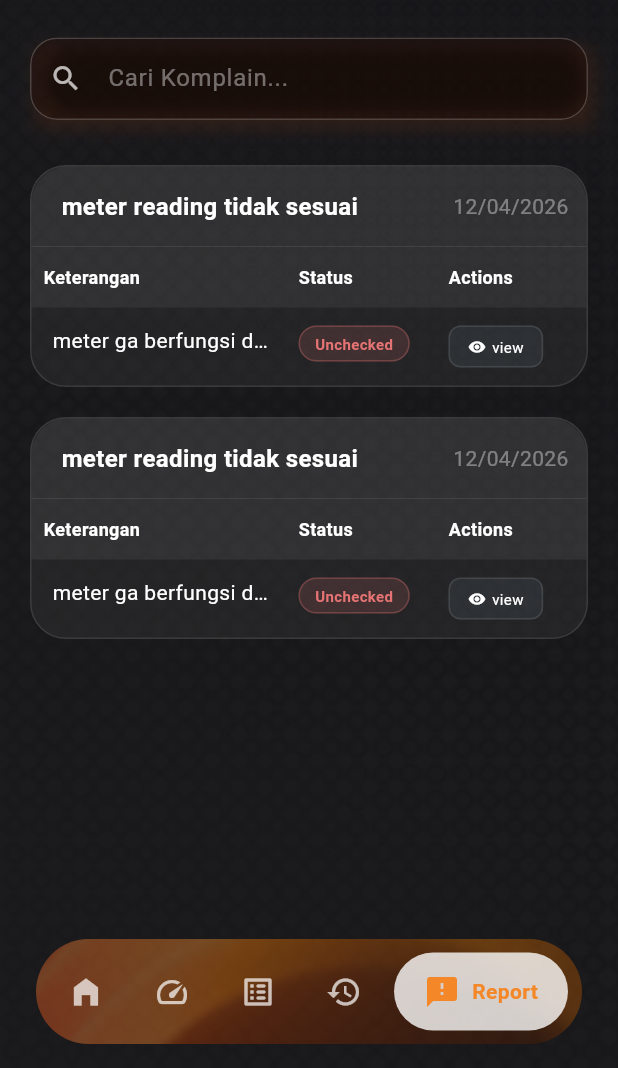
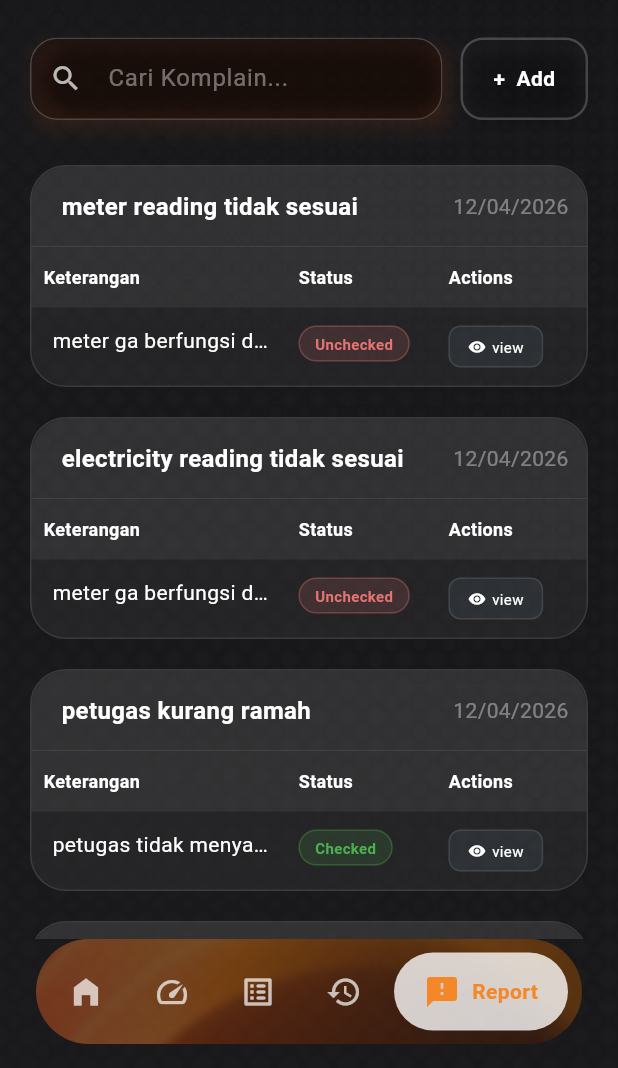
Before and after one commit to najlanafisah/braga8-app-components, a Flutter app: the screen it shows after launch, item 5 of the bottom bar chosen, on a phone screen of 412 x 824 dp, the part 168-1236 px from its top. Run offline on Flutter 3.47's test engine with Material 3 defaults, Android fonts, the light colour scheme and no system bars; project files that could hold a hidden picture were left out.

Commit message:
compliant screen finished

```diff
--- a/lib/main.dart
+++ b/lib/main.dart
@@ -11,7 +11,25 @@ class Braga8App extends StatelessWidget {
   @override
   Widget build(BuildContext context) {
     return MaterialApp(
-      title: 'Braga 8 Admin',
+      title: 'Braga8 Utility',
+      theme: ThemeData(
+        useMaterial3: true,
+        colorScheme: ColorScheme.fromSeed(
+          seedColor: Color(0xFF523631),
+          brightness: Brightness.dark,
+          primary: Color(0xFF523631),
+        ),
+        scaffoldBackgroundColor: Color(0xFF141315),
+        splashColor: Color(0xFF786161).withValues(alpha: .1),
+        highlightColor: Color(0xFF786161).withValues(alpha: .05),
+        textSelectionTheme: TextSelectionThemeData(
+          selectionColor: Color(0xFF523631).withValues(alpha: .4),
+          cursorColor: Color(0xFF523631),
+          selectionHandleColor: Color(0xFF523631),
+        ),
+
+        textTheme: TextTheme(bodyMedium: TextStyle(color: Colors.white)),
+      ),
       debugShowCheckedModeBanner: false,
       home: DashboardScreen(),
     );
--- a/lib/views/dashboard/dashboard_screen.dart
+++ b/lib/views/dashboard/dashboard_screen.dart
@@ -25,30 +25,23 @@ class _DashboardScreenState extends State<DashboardScreen> {
 
   @override
   Widget build(BuildContext context) {
-    // List halaman dipisah di sini agar build method tetap bersih
     final List<Widget> pages = [
       DashboardBody(onMenuTap: _onItemTapped),
       MeterInputScreen(),
       DaftarUnitScreen(),
       HistoryScreen(),
-      ComplainsScreen()
+      ComplainsScreen(),
     ];
 
     return Scaffold(
+      extendBody: true,
+      backgroundColor: Color(0xFF141315),
       body: MainLayout(
-        child: SafeArea(
-          child: Column(
-            children: [
-              Expanded(
-                child: IndexedStack(index: _selectedIndex, children: pages),
-              ),
-              BottomNavbarCustom(
-                currentIndex: _selectedIndex,
-                onTap: _onItemTapped,
-              ),
-            ],
-          ),
-        ),
+        child: IndexedStack(index: _selectedIndex, children: pages),
+      ),
+      bottomNavigationBar: BottomNavbarCustom(
+        currentIndex: _selectedIndex,
+        onTap: _onItemTapped,
       ),
     );
   }
--- a/lib/views/history/history_screen.dart
+++ b/lib/views/history/history_screen.dart
@@ -155,7 +155,10 @@ class _HistoryScreenState extends State<HistoryScreen> {
                       );
                     },
                     rowBuilder: (item) => [
-                      Text(item['no'], style: TextStyle(color: Colors.white)),
+                      Padding(
+                        padding: EdgeInsets.only(left: 6),
+                        child: Text(item['no'], style: TextStyle(color: Colors.white)),
+                      ),
                       Expanded(
                         child: Text(
                           item['name'],
--- a/lib/views/list-komplain/complains_screen.dart
+++ b/lib/views/list-komplain/complains_screen.dart
@@ -1,5 +1,7 @@
+import 'package:braga8_app_components/views/edit-laporan/edit_laporan_screen.dart';
 import 'package:braga8_app_components/widgets/action_button.dart';
 import 'package:braga8_app_components/widgets/custom_search_bar.dart';
+import 'package:braga8_app_components/widgets/glassy_btn.dart';
 import 'package:braga8_app_components/widgets/main_layouts.dart';
 import 'package:braga8_app_components/widgets/page_header.dart';
 import 'package:braga8_app_components/widgets/status_badge.dart';
@@ -23,9 +25,32 @@ class _ComplainsScreenState extends State<ComplainsScreen> {
           "isCheck": false,
         },
         {
-          "judul": "meter reading tidak sesuai",
+          "judul": "electricity reading tidak sesuai",
           "keterangan": "meter ga berfungsi dengan baiq",
           "isCheck": false,
+        },
+        {
+          "judul": "petugas kurang ramah",
+          "keterangan": "petugas tidak menyapa tenant saat lewat",
+          "isCheck": true,
+        },
+        {
+          "judul": "koneksi jelek",
+          "keterangan":
+              "koneksi internet ga sampek ke tempat saya, jadi jelek fotonya",
+          "isCheck": false,
+        },
+        {
+          "judul": "lubang di atap",
+          "keterangan":
+              "atap saya jebol gara2 hujan 2 bulan lalu tapi gaada yang respon",
+          "isCheck": true,
+        },
+        {
+          "judul": "kamar mandi bocor",
+          "keterangan":
+              "kamar mandi saya airnya sering bocor, gaada yang mau benerin kah??",
+          "isCheck": true,
         },
       ],
     },
@@ -56,7 +81,7 @@ class _ComplainsScreenState extends State<ComplainsScreen> {
           final judul = h['judul'].toString().toLowerCase();
           final search = query.toLowerCase();
 
-          return keterangan.contains(search);
+          return keterangan.contains(search) || judul.contains(search);
         }).toList();
       }
     });
@@ -84,11 +109,29 @@ class _ComplainsScreenState extends State<ComplainsScreen> {
                   subtitle: "Braga8 Utility Billing Management",
                 ),
                 SizedBox(height: 30),
-                CustomSearchBar(
-                  controller: _searchController,
-                  hintText: "Cari Komplain...",
-                  onChanged: (value) => _filterData(value),
-                  onSearchPressed: () => _filterData(_searchController.text),
+                Row(
+                  children: [
+                    Expanded(
+                      child: CustomSearchBar(
+                        controller: _searchController,
+                        hintText: "Cari Komplain...",
+                        onChanged: (value) => _filterData(value),
+                        onSearchPressed: () =>
+                            _filterData(_searchController.text),
+                      ),
+                    ),
+                    SizedBox(width: 12),
+                    SizedBox(
+                      width: 85,
+                      height: 55,
+                      child: GlassyBtn(
+                        label: "+  Add",
+                        onTap: () {
+                          Navigator.pushNamed(context, '/add-screen');
+                        },
+                      ),
+                    ),
+                  ],
                 ),
                 SizedBox(height: 30),
 
@@ -125,14 +168,19 @@ class _ComplainsScreenState extends State<ComplainsScreen> {
                             style: TextStyle(color: Colors.white),
                           ),
                         ),
-                        StatusBadge(
-                          isChecked: currentItem['isCheck'] ?? false,
-                        ),
+                        StatusBadge(isChecked: currentItem['isCheck'] ?? false),
                         ActionButton(
                           label: "view",
                           icon: Icons.visibility,
                           color: Colors.blueGrey,
                           onPressed: () {
+                            Navigator.push(
+                              context,
+                              MaterialPageRoute(
+                                builder: (context) =>
+                                    EditLaporanScreen(data: item),
+                              ),
+                            );
                           },
                         ),
                       ],
--- a/lib/widgets/bottom_navbar_costom.dart
+++ b/lib/widgets/bottom_navbar_costom.dart
@@ -9,8 +9,7 @@ class BottomNavbarCustom extends StatelessWidget {
 
   @override
   Widget build(BuildContext context) {
-    return SafeArea(
-      child: Padding(
+    return Padding(
       padding: EdgeInsets.fromLTRB(24, 0, 24, 16),
       child: Container(
         height: 70,
@@ -30,7 +29,6 @@ class BottomNavbarCustom extends StatelessWidget {
             _navItem(3, Icons.history, "History"),
             _navItem(4, Icons.feedback, "Report"),
           ],
-          ),
         ),
       ),
     );
--- /dev/null
+++ b/lib/widgets/glassy_btn.dart
@@ -0,0 +1,56 @@
+import 'package:flutter/material.dart';
+
+class GlassyBtn extends StatelessWidget {
+  final String label;
+  final VoidCallback onTap;
+
+  const GlassyBtn({super.key, required this.label, required this.onTap});
+
+  @override
+  Widget build(BuildContext context) {
+    return Container(
+      height: 50,
+      decoration: BoxDecoration(
+        color: Colors.white.withValues(alpha: 0.1),
+        borderRadius: BorderRadius.circular(15),
+        border: Border.all(
+          color: Colors.white.withValues(alpha: 0.2),
+          width: 1.6,
+        ),
+        gradient: LinearGradient(
+          begin: Alignment.topLeft,
+          end: Alignment.bottomRight,
+          colors: [
+            Colors.white.withValues(alpha: 0.15),
+            Colors.white.withValues(alpha: 0.05),
+          ],
+        ),
+        boxShadow: [
+          BoxShadow(
+            color: Colors.black.withValues(alpha: 0.3),
+            blurRadius: 10,
+            spreadRadius: -5,
+            offset: Offset(0, 4),
+          ),
+        ],
+      ),
+      child: Material(
+        color: Colors.transparent,
+        child: InkWell(
+          borderRadius: BorderRadius.circular(15),
+          onTap: onTap,
+          child: Center(
+            child: Text(
+              label,
+              style: TextStyle(
+                color: Colors.white,
+                fontSize: 14,
+                fontWeight: FontWeight.bold,
+              ),
+            ),
+          ),
+        ),
+      ),
+    );
+  }
+}
--- a/lib/widgets/main_layouts.dart
+++ b/lib/widgets/main_layouts.dart
@@ -7,26 +7,23 @@ class MainLayout extends StatelessWidget {
 
   @override
   Widget build(BuildContext context) {
-    return Scaffold(
-      // Menggunakan backgroundColor di Scaffold juga bisa sebagai dasar
-      backgroundColor: Color(0xFF141315),
-      body: Stack(
+    return Stack(
       children: [
-          // Background Image dengan warna cadangan
         Container(
+          width: double.infinity,
+          height: double.infinity,
           decoration: BoxDecoration(
-              color: Color(0xFF141315), // Warna #141315
+            color: Color(0xFF141315),
             image: DecorationImage(
               image: AssetImage('assets/app-background.png'),
               fit: BoxFit.cover,
-                // Tambahkan opacity kalau mau gambarnya agak gelap/blend dengan warna bg
               opacity: 0.8,
             ),
           ),
         ),
+        // Isi konten kamu
         child,
       ],
-      ),
     );
   }
 }
--- a/lib/widgets/status_badge.dart
+++ b/lib/widgets/status_badge.dart
@@ -8,11 +8,11 @@ class StatusBadge extends StatelessWidget {
   @override
   Widget build(BuildContext context) {
     // Logika warna & label otomatis
-    final color = isChecked ? const Color(0xFF4CAF50) : const Color(0xFFE57373);
+    final color = isChecked ? Color(0xFF4CAF50) : Color(0xFFE57373);
     final label = isChecked ? "Checked" : "Unchecked";
 
     return Container(
-      padding: const EdgeInsets.symmetric(horizontal: 10, vertical: 4),
+      padding: EdgeInsets.symmetric(horizontal: 10, vertical: 4),
       decoration: BoxDecoration(
         color: color.withValues(alpha: 0.15),
         borderRadius: BorderRadius.circular(20),
```
Also changed, not shown: lib/views/edit-laporan/components/dark_grey_action_button.dart (added, +57 -0 lines), lib/views/edit-laporan/components/edit_media.dart (added, +51 -0 lines), lib/views/edit-laporan/components/header_title.dart (added, +27 -0 lines), lib/views/edit-laporan/components/input_form.dart (added, +44 -0 lines), lib/views/edit-laporan/components/light_brown_btn.dart (added, +86 -0 lines), lib/views/edit-laporan/edit_laporan_screen.dart (added, +98 -0 lines), lib/widgets/success_modal.dart (added, +64 -0 lines), assets/meter-sample.png (added), assets/modal-bg.png (added), assets/success-icon.png (added). Lines whose indentation alone changed are shown as unchanged.
